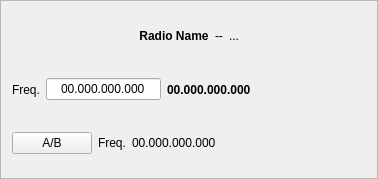
Before: the Qt Designer form mqt/MqtLogger/rigcontrolframe.ui in zsteva/backup-minos2, drawn with Qt 5.
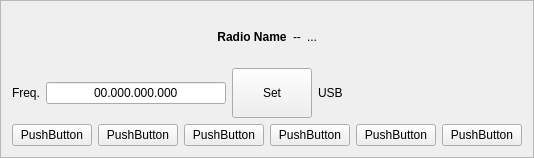
After: the same form once the commit is applied.

Commit message: modified rigontrol layout removed VFOB added name to hamliberror box changes to rigcontrol frame layout removing vfob and mode working

```diff
--- a/mqt/MqtLogger/rigcontrolframe.ui
+++ b/mqt/MqtLogger/rigcontrolframe.ui
@@ -6,8 +6,8 @@
    <rect>
     <x>0</x>
     <y>0</y>
-    <width>378</width>
-    <height>179</height>
+    <width>423</width>
+    <height>158</height>
    </rect>
   </property>
   <property name="windowTitle">
@@ -19,7 +19,9 @@
   <property name="frameShadow">
    <enum>QFrame::Raised</enum>
   </property>
-  <layout class="QHBoxLayout" name="horizontalLayout">
+  <layout class="QHBoxLayout" name="horizontalLayout_3">
+   <item>
+    <layout class="QVBoxLayout" name="verticalLayout_2">
    <item>
     <layout class="QVBoxLayout" name="verticalLayout">
      <item>
@@ -114,15 +116,22 @@
         </widget>
        </item>
        <item>
-        <widget class="QLabel" name="freqDispVFOA">
-         <property name="font">
-          <font>
-           <weight>75</weight>
-           <bold>true</bold>
-          </font>
+          <widget class="QPushButton" name="pushButton_6">
+           <property name="maximumSize">
+            <size>
+             <width>200</width>
+             <height>50</height>
+            </size>
          </property>
          <property name="text">
-          <string>00.000.000.000</string>
+            <string>Set</string>
+           </property>
+          </widget>
+         </item>
+         <item>
+          <widget class="QLabel" name="modelbl">
+           <property name="text">
+            <string>USB</string>
          </property>
         </widget>
        </item>
@@ -142,49 +151,53 @@
       </layout>
      </item>
      <item>
-      <layout class="QHBoxLayout" name="horizontalLayout_5">
+        <layout class="QHBoxLayout" name="horizontalLayout_5"/>
+       </item>
+      </layout>
+     </item>
        <item>
-        <widget class="QPushButton" name="VFOABpushbut">
+      <layout class="QHBoxLayout" name="horizontalLayout">
+       <item>
+        <widget class="QPushButton" name="pushButton">
          <property name="text">
-          <string>A/B</string>
+          <string>PushButton</string>
          </property>
         </widget>
        </item>
        <item>
-        <widget class="QLabel" name="freqlblB">
-         <property name="font">
-          <font>
-           <weight>50</weight>
-           <bold>false</bold>
-          </font>
+        <widget class="QPushButton" name="pushButton_2">
+         <property name="text">
+          <string>PushButton</string>
          </property>
+        </widget>
+       </item>
+       <item>
+        <widget class="QPushButton" name="pushButton_3">
          <property name="text">
-          <string>Freq.</string>
+          <string>PushButton</string>
          </property>
-         <property name="alignment">
-          <set>Qt::AlignCenter</set>
+        </widget>
+       </item>
+       <item>
+        <widget class="QPushButton" name="pushButton_4">
+         <property name="text">
+          <string>PushButton</string>
          </property>
         </widget>
        </item>
        <item>
-        <widget class="QLabel" name="freqDispVFOB">
+        <widget class="QPushButton" name="pushButton_5">
          <property name="text">
-          <string>00.000.000.000</string>
+          <string>PushButton</string>
          </property>
         </widget>
        </item>
        <item>
-        <spacer name="horizontalSpacer">
-         <property name="orientation">
-          <enum>Qt::Horizontal</enum>
+        <widget class="QPushButton" name="pushButton_7">
+         <property name="text">
+          <string>PushButton</string>
          </property>
-         <property name="sizeHint" stdset="0">
-          <size>
-           <width>40</width>
-           <height>20</height>
-          </size>
-         </property>
-        </spacer>
+        </widget>
        </item>
       </layout>
      </item>
```
Left out of the diff: 2 changed lines with no effect on the pictures. Lines whose indentation alone changed are shown as unchanged. The commit also changes 7 other files.
